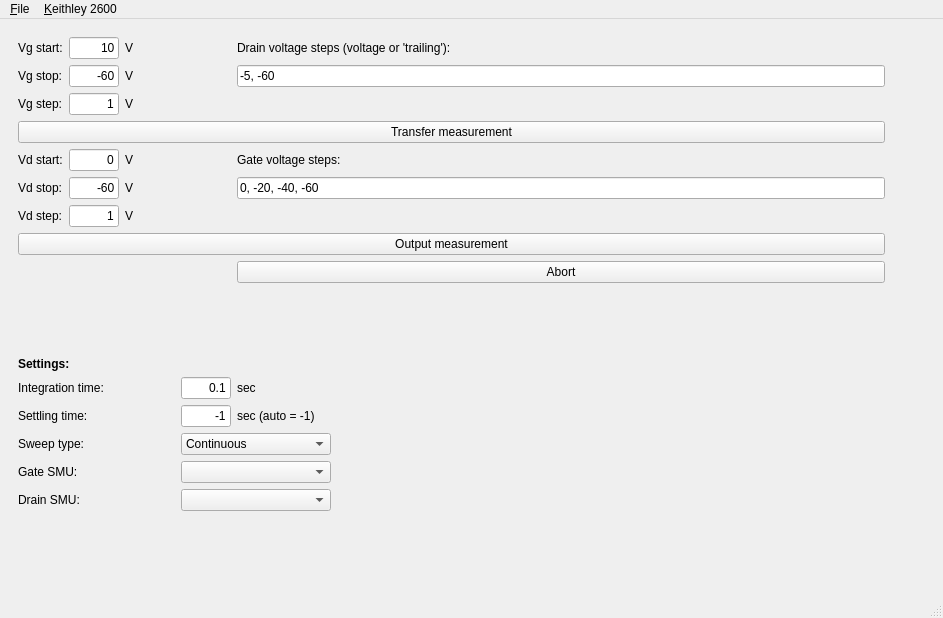
Old version of the form keithley_gui/keithley_window.ui in the repository OE-FET/customxepr.
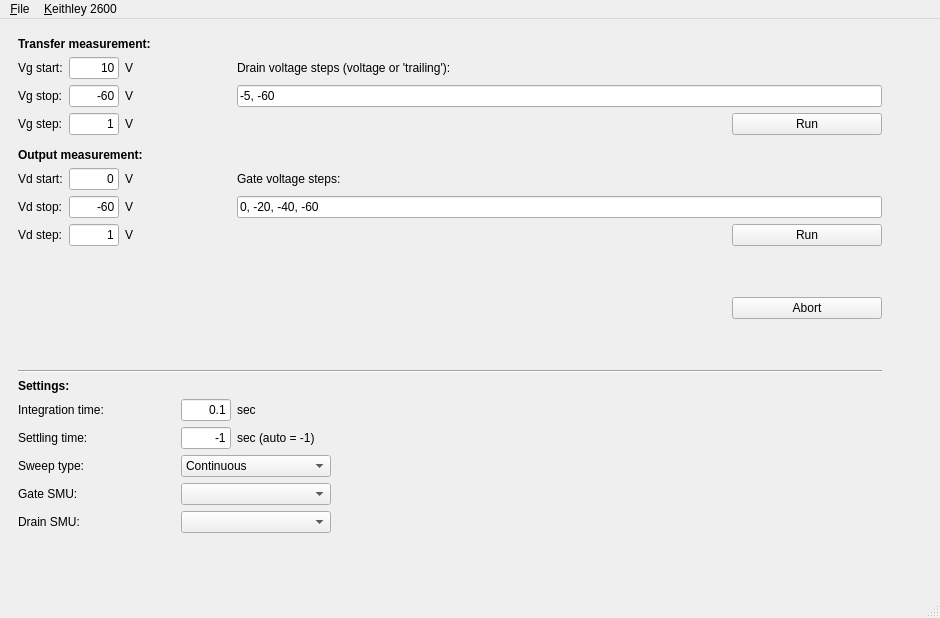
New version of the form.

Diff of the .ui file:
```diff
--- a/keithley_gui/keithley_window.ui
+++ b/keithley_gui/keithley_window.ui
@@ -6,7 +6,7 @@
    <rect>
     <x>0</x>
     <y>0</y>
-    <width>943</width>
+    <width>940</width>
     <height>618</height>
    </rect>
   </property>
@@ -29,7 +29,162 @@
     </property>
     <item>
      <layout class="QGridLayout" name="gridLayout">
-      <item row="15" column="3" colspan="3">
+      <item row="5" column="0" colspan="6">
+       <widget class="QLabel" name="label_24">
+        <property name="font">
+         <font>
+          <weight>75</weight>
+          <bold>true</bold>
+         </font>
+        </property>
+        <property name="text">
+         <string>Output measurement:</string>
+        </property>
+       </widget>
+      </item>
+      <item row="10" column="0" colspan="5">
+       <spacer name="horizontalSpacer_4">
+        <property name="orientation">
+         <enum>Qt::Horizontal</enum>
+        </property>
+        <property name="sizeHint" stdset="0">
+         <size>
+          <width>40</width>
+          <height>20</height>
+         </size>
+        </property>
+       </spacer>
+      </item>
+      <item row="4" column="0" colspan="6">
+       <spacer name="verticalSpacer">
+        <property name="orientation">
+         <enum>Qt::Vertical</enum>
+        </property>
+       </spacer>
+      </item>
+      <item row="11" column="0" colspan="6">
+       <spacer name="verticalSpacer_3">
+        <property name="orientation">
+         <enum>Qt::Vertical</enum>
+        </property>
+        <property name="sizeType">
+         <enum>QSizePolicy::Expanding</enum>
+        </property>
+        <property name="sizeHint" stdset="0">
+         <size>
+          <width>0</width>
+          <height>30</height>
+         </size>
+        </property>
+       </spacer>
+      </item>
+      <item row="8" column="5" alignment="Qt::AlignRight">
+       <widget class="QPushButton" name="pushButtonOutput">
+        <property name="sizePolicy">
+         <sizepolicy hsizetype="Preferred" vsizetype="Fixed">
+          <horstretch>0</horstretch>
+          <verstretch>0</verstretch>
+         </sizepolicy>
+        </property>
+        <property name="minimumSize">
+         <size>
+          <width>150</width>
+          <height>0</height>
+         </size>
+        </property>
+        <property name="maximumSize">
+         <size>
+          <width>150</width>
+          <height>16777215</height>
+         </size>
+        </property>
+        <property name="text">
+         <string>Run</string>
+        </property>
+       </widget>
+      </item>
+      <item row="0" column="0" colspan="6">
+       <widget class="QLabel" name="label_23">
+        <property name="font">
+         <font>
+          <weight>75</weight>
+          <bold>true</bold>
+         </font>
+        </property>
+        <property name="text">
+         <string>Transfer measurement:</string>
+        </property>
+       </widget>
+      </item>
+      <item row="9" column="0" colspan="6">
+       <spacer name="verticalSpacer_4">
+        <property name="orientation">
+         <enum>Qt::Vertical</enum>
+        </property>
+        <property name="sizeHint" stdset="0">
+         <size>
+          <width>0</width>
+          <height>10</height>
+         </size>
+        </property>
+       </spacer>
+      </item>
+      <item row="6" column="3" rowspan="3" colspan="2">
+       <spacer name="horizontalSpacer_2">
+        <property name="orientation">
+         <enum>Qt::Horizontal</enum>
+        </property>
+        <property name="sizeHint" stdset="0">
+         <size>
+          <width>40</width>
+          <height>20</height>
+         </size>
+        </property>
+       </spacer>
+      </item>
+      <item row="15" column="5">
+       <widget class="QLabel" name="label_21">
+        <property name="text">
+         <string>sec (auto = -1)</string>
+        </property>
+       </widget>
+      </item>
+      <item row="15" column="3" colspan="2" alignment="Qt::AlignRight">
+       <widget class="QLineEdit" name="lineEditSettling">
+        <property name="maximumSize">
+         <size>
+          <width>50</width>
+          <height>16777215</height>
+         </size>
+        </property>
+        <property name="text">
+         <string>-1</string>
+        </property>
+        <property name="alignment">
+         <set>Qt::AlignRight|Qt::AlignTrailing|Qt::AlignVCenter</set>
+        </property>
+       </widget>
+      </item>
+      <item row="2" column="2">
+       <widget class="QLabel" name="label_16">
+        <property name="sizePolicy">
+         <sizepolicy hsizetype="Expanding" vsizetype="Preferred">
+          <horstretch>0</horstretch>
+          <verstretch>0</verstretch>
+         </sizepolicy>
+        </property>
+        <property name="maximumSize">
+         <size>
+          <width>50</width>
+          <height>16777215</height>
+         </size>
+        </property>
+        <property name="text">
+         <string>V</string>
+        </property>
+       </widget>
+      </item>
+      <item row="18" column="3" colspan="3">
        <widget class="QComboBox" name="comboBoxDrainSMU">
         <property name="maximumSize">
          <size>
@@ -42,14 +197,21 @@
         </property>
        </widget>
       </item>
-      <item row="15" column="0" colspan="3">
+      <item row="2" column="5">
+       <widget class="QLineEdit" name="lineEditVdList">
+        <property name="text">
+         <string>-5, -60</string>
+        </property>
+       </widget>
+      </item>
+      <item row="18" column="0" colspan="3">
        <widget class="QLabel" name="label_22">
         <property name="text">
          <string>Drain SMU:</string>
         </property>
        </widget>
       </item>
-      <item row="5" column="1">
+      <item row="7" column="1">
        <widget class="QLineEdit" name="lineEditVdStop">
         <property name="maximumSize">
          <size>
@@ -65,8 +227,132 @@
         </property>
        </widget>
       </item>
-      <item row="2" column="5">
-       <spacer name="horizontalSpacer_5">
+      <item row="3" column="2">
+       <widget class="QLabel" name="label_17">
+        <property name="sizePolicy">
+         <sizepolicy hsizetype="Expanding" vsizetype="Preferred">
+          <horstretch>0</horstretch>
+          <verstretch>0</verstretch>
+         </sizepolicy>
+        </property>
+        <property name="maximumSize">
+         <size>
+          <width>50</width>
+          <height>16777215</height>
+         </size>
+        </property>
+        <property name="text">
+         <string>V</string>
+        </property>
+       </widget>
+      </item>
+      <item row="2" column="1">
+       <widget class="QLineEdit" name="lineEditVgStop">
+        <property name="minimumSize">
+         <size>
+          <width>50</width>
+          <height>0</height>
+         </size>
+        </property>
+        <property name="maximumSize">
+         <size>
+          <width>50</width>
+          <height>16777215</height>
+         </size>
+        </property>
+        <property name="text">
+         <string>-60</string>
+        </property>
+        <property name="alignment">
+         <set>Qt::AlignRight|Qt::AlignTrailing|Qt::AlignVCenter</set>
+        </property>
+       </widget>
+      </item>
+      <item row="13" column="0" colspan="6">
+       <widget class="QLabel" name="label_12">
+        <property name="font">
+         <font>
+          <weight>75</weight>
+          <bold>true</bold>
+         </font>
+        </property>
+        <property name="text">
+         <string>Settings:</string>
+        </property>
+       </widget>
+      </item>
+      <item row="19" column="0" colspan="6">
+       <spacer name="verticalSpacer_2">
+        <property name="orientation">
+         <enum>Qt::Vertical</enum>
+        </property>
+        <property name="sizeType">
+         <enum>QSizePolicy::Expanding</enum>
+        </property>
+        <property name="sizeHint" stdset="0">
+         <size>
+          <width>0</width>
+          <height>30</height>
+         </size>
+        </property>
+       </spacer>
+      </item>
+      <item row="6" column="5">
+       <widget class="QLabel" name="label_10">
+        <property name="text">
+         <string>Gate voltage steps:</string>
+        </property>
+       </widget>
+      </item>
+      <item row="6" column="2">
+       <widget class="QLabel" name="label_13">
+        <property name="sizePolicy">
+         <sizepolicy hsizetype="Expanding" vsizetype="Preferred">
+          <horstretch>0</horstretch>
+          <verstretch>0</verstretch>
+         </sizepolicy>
+        </property>
+        <property name="maximumSize">
+         <size>
+          <width>50</width>
+          <height>16777215</height>
+         </size>
+        </property>
+        <property name="text">
+         <string>V</string>
+        </property>
+       </widget>
+      </item>
+      <item row="8" column="0">
+       <widget class="QLabel" name="label_11">
+        <property name="text">
+         <string>Vd step:</string>
+        </property>
+       </widget>
+      </item>
+      <item row="3" column="0">
+       <widget class="QLabel" name="label_7">
+        <property name="text">
+         <string>Vg step:</string>
+        </property>
+       </widget>
+      </item>
+      <item row="7" column="0">
+       <widget class="QLabel" name="label_9">
+        <property name="text">
+         <string>Vd stop:</string>
+        </property>
+       </widget>
+      </item>
+      <item row="14" column="0" colspan="3">
+       <widget class="QLabel" name="label">
+        <property name="text">
+         <string>Integration time:</string>
+        </property>
+       </widget>
+      </item>
+      <item row="1" column="3" rowspan="3" colspan="2">
+       <spacer name="horizontalSpacer">
         <property name="orientation">
          <enum>Qt::Horizontal</enum>
         </property>
@@ -78,31 +364,48 @@
         </property>
        </spacer>
       </item>
+      <item row="16" column="0" colspan="3">
+       <widget class="QLabel" name="label_4">
+        <property name="text">
+         <string>Sweep type:</string>
+        </property>
+       </widget>
+      </item>
       <item row="1" column="5">
-       <widget class="QLineEdit" name="lineEditVdList">
+       <widget class="QLabel" name="label_3">
         <property name="text">
-         <string>-5, -60</string>
+         <string>Drain voltage steps (voltage or 'trailing'):</string>
         </property>
        </widget>
       </item>
-      <item row="9" column="0" colspan="6">
-       <spacer name="verticalSpacer_3">
-        <property name="orientation">
-         <enum>Qt::Vertical</enum>
+      <item row="16" column="3" colspan="3">
+       <widget class="QComboBox" name="comboBoxSweepType">
+        <property name="maximumSize">
+         <size>
+          <width>150</width>
+          <height>16777215</height>
+         </size>
         </property>
-        <property name="sizeType">
-         <enum>QSizePolicy::Expanding</enum>
-        </property>
-        <property name="sizeHint" stdset="0">
+        <item>
+         <property name="text">
+          <string>Continuous</string>
+         </property>
+        </item>
+        <item>
+         <property name="text">
+          <string>Pulsed</string>
+         </property>
+        </item>
+       </widget>
+      </item>
+      <item row="8" column="1">
+       <widget class="QLineEdit" name="lineEditVdStep">
+        <property name="minimumSize">
          <size>
-          <width>0</width>
+          <width>50</width>
           <height>0</height>
          </size>
         </property>
-       </spacer>
-      </item>
-      <item row="12" column="3" colspan="2" alignment="Qt::AlignRight">
-       <widget class="QLineEdit" name="lineEditSettling">
         <property name="maximumSize">
          <size>
           <width>50</width>
@@ -110,7 +413,7 @@
          </size>
         </property>
         <property name="text">
-         <string>-1</string>
+         <string>1</string>
         </property>
         <property name="alignment">
          <set>Qt::AlignRight|Qt::AlignTrailing|Qt::AlignVCenter</set>
@@ -118,7 +421,7 @@
        </widget>
       </item>
       <item row="1" column="2">
-       <widget class="QLabel" name="label_16">
+       <widget class="QLabel" name="label_14">
         <property name="sizePolicy">
          <sizepolicy hsizetype="Expanding" vsizetype="Preferred">
           <horstretch>0</horstretch>
@@ -136,40 +439,94 @@
         </property>
        </widget>
       </item>
-      <item row="12" column="5">
-       <widget class="QLabel" name="label_21">
+      <item row="10" column="5" alignment="Qt::AlignRight">
+       <widget class="QPushButton" name="pushButtonAbort">
+        <property name="minimumSize">
+         <size>
+          <width>150</width>
+          <height>0</height>
+         </size>
+        </property>
+        <property name="maximumSize">
+         <size>
+          <width>150</width>
+          <height>16777215</height>
+         </size>
+        </property>
         <property name="text">
-         <string>sec (auto = -1)</string>
+         <string>Abort</string>
         </property>
        </widget>
       </item>
-      <item row="4" column="3" rowspan="3" colspan="2">
-       <spacer name="horizontalSpacer_2">
-        <property name="orientation">
-         <enum>Qt::Horizontal</enum>
-        </property>
-        <property name="sizeHint" stdset="0">
+      <item row="14" column="3" colspan="2">
+       <widget class="QLineEdit" name="lineEditInt">
+        <property name="minimumSize">
          <size>
           <width>40</width>
-          <height>20</height>
+          <height>0</height>
          </size>
         </property>
-       </spacer>
+        <property name="maximumSize">
+         <size>
+          <width>50</width>
+          <height>16777215</height>
+         </size>
+        </property>
+        <property name="text">
+         <string>0.1</string>
+        </property>
+        <property name="alignment">
+         <set>Qt::AlignRight|Qt::AlignTrailing|Qt::AlignVCenter</set>
+        </property>
+       </widget>
       </item>
-      <item row="3" column="0" colspan="6">
-       <widget class="QPushButton" name="pushButtonTransfer">
+      <item row="15" column="0" colspan="3">
+       <widget class="QLabel" name="label_20">
+        <property name="text">
+         <string>Settling time:</string>
+        </property>
+       </widget>
+      </item>
+      <item row="7" column="2">
+       <widget class="QLabel" name="label_15">
         <property name="sizePolicy">
-         <sizepolicy hsizetype="Preferred" vsizetype="Fixed">
+         <sizepolicy hsizetype="Expanding" vsizetype="Preferred">
           <horstretch>0</horstretch>
           <verstretch>0</verstretch>
          </sizepolicy>
         </property>
+        <property name="maximumSize">
+         <size>
+          <width>50</width>
+          <height>16777215</height>
+         </size>
+        </property>
         <property name="text">
-         <string>Transfer measurement</string>
+         <string>V</string>
         </property>
        </widget>
       </item>
-      <item row="2" column="1">
+      <item row="17" column="3" colspan="3">
+       <widget class="QComboBox" name="comboBoxGateSMU">
+        <property name="maximumSize">
+         <size>
+          <width>150</width>
+          <height>16777215</height>
+         </size>
+        </property>
+        <property name="currentText">
+         <string/>
+        </property>
+       </widget>
+      </item>
+      <item row="17" column="0" colspan="3">
+       <widget class="QLabel" name="label_19">
+        <property name="text">
+         <string>Gate SMU:</string>
+        </property>
+       </widget>
+      </item>
+      <item row="3" column="1">
        <widget class="QLineEdit" name="lineEditVgStep">
         <property name="minimumSize">
          <size>
@@ -191,7 +548,7 @@
         </property>
        </widget>
       </item>
-      <item row="11" column="5">
+      <item row="14" column="5">
        <widget class="QLabel" name="label_2">
         <property name="maximumSize">
          <size>
@@ -204,27 +561,43 @@
         </property>
        </widget>
       </item>
-      <item row="0" column="0">
+      <item row="1" column="1">
+       <widget class="QLineEdit" name="lineEditVgStart">
+        <property name="minimumSize">
+         <size>
+          <width>50</width>
+          <height>0</height>
+         </size>
+        </property>
+        <property name="maximumSize">
+         <size>
+          <width>50</width>
+          <height>16777215</height>
+         </size>
+        </property>
+        <property name="text">
+         <string>10</string>
+        </property>
+        <property name="alignment">
+         <set>Qt::AlignRight|Qt::AlignTrailing|Qt::AlignVCenter</set>
+        </property>
+       </widget>
+      </item>
+      <item row="6" column="0">
+       <widget class="QLabel" name="label_8">
+        <property name="text">
+         <string>Vd start:</string>
+        </property>
+       </widget>
+      </item>
+      <item row="1" column="0">
        <widget class="QLabel" name="label_5">
         <property name="text">
          <string>Vg start:</string>
         </property>
        </widget>
       </item>
-      <item row="7" column="0" colspan="6">
-       <widget class="QPushButton" name="pushButtonOutput">
-        <property name="sizePolicy">
-         <sizepolicy hsizetype="Preferred" vsizetype="Fixed">
-          <horstretch>0</horstretch>
-          <verstretch>0</verstretch>
-         </sizepolicy>
-        </property>
-        <property name="text">
-         <string>Output measurement</string>
-        </property>
-       </widget>
-      </item>
-      <item row="4" column="1">
+      <item row="6" column="1">
        <widget class="QLineEdit" name="lineEditVdStart">
         <property name="maximumSize">
          <size>
@@ -240,96 +613,21 @@
         </property>
        </widget>
       </item>
-      <item row="4" column="0">
-       <widget class="QLabel" name="label_8">
-        <property name="text">
-         <string>Vd start:</string>
-        </property>
-       </widget>
-      </item>
-      <item row="5" column="2">
-       <widget class="QLabel" name="label_15">
-        <property name="sizePolicy">
-         <sizepolicy hsizetype="Expanding" vsizetype="Preferred">
-          <horstretch>0</horstretch>
-          <verstretch>0</verstretch>
-         </sizepolicy>
-        </property>
-        <property name="maximumSize">
-         <size>
-          <width>50</width>
-          <height>16777215</height>
-         </size>
-        </property>
-        <property name="text">
-         <string>V</string>
-        </property>
-       </widget>
-      </item>
-      <item row="14" column="0" colspan="3">
-       <widget class="QLabel" name="label_19">
-        <property name="text">
-         <string>Gate SMU:</string>
-        </property>
-       </widget>
-      </item>
-      <item row="0" column="1">
-       <widget class="QLineEdit" name="lineEditVgStart">
-        <property name="minimumSize">
-         <size>
-          <width>50</width>
-          <height>0</height>
-         </size>
-        </property>
-        <property name="maximumSize">
-         <size>
-          <width>50</width>
-          <height>16777215</height>
-         </size>
-        </property>
-        <property name="text">
-         <string>10</string>
-        </property>
-        <property name="alignment">
-         <set>Qt::AlignRight|Qt::AlignTrailing|Qt::AlignVCenter</set>
-        </property>
-       </widget>
-      </item>
-      <item row="12" column="0" colspan="3">
-       <widget class="QLabel" name="label_20">
-        <property name="text">
-         <string>Settling time:</string>
-        </property>
-       </widget>
-      </item>
-      <item row="5" column="5">
-       <widget class="QLineEdit" name="lineEditVgList">
-        <property name="text">
-         <string>0, -20, -40, -60</string>
-        </property>
-       </widget>
-      </item>
-      <item row="1" column="0">
+      <item row="2" column="0">
        <widget class="QLabel" name="label_6">
         <property name="text">
          <string>Vg stop:</string>
         </property>
        </widget>
       </item>
-      <item row="6" column="5">
-       <spacer name="horizontalSpacer_4">
-        <property name="orientation">
-         <enum>Qt::Horizontal</enum>
+      <item row="7" column="5">
+       <widget class="QLineEdit" name="lineEditVgList">
+        <property name="text">
+         <string>0, -20, -40, -60</string>
         </property>
-        <property name="sizeHint" stdset="0">
-         <size>
-          <width>40</width>
-          <height>20</height>
-         </size>
-        </property>
-       </spacer>
+       </widget>
       </item>
-      <item row="6" column="2">
+      <item row="8" column="2">
        <widget class="QLabel" name="label_18">
         <property name="sizePolicy">
          <sizepolicy hsizetype="Expanding" vsizetype="Preferred">
@@ -348,257 +646,35 @@
         </property>
        </widget>
       </item>
-      <item row="14" column="3" colspan="3">
-       <widget class="QComboBox" name="comboBoxGateSMU">
-        <property name="maximumSize">
-         <size>
-          <width>150</width>
-          <height>16777215</height>
-         </size>
-        </property>
-        <property name="currentText">
-         <string/>
-        </property>
-       </widget>
-      </item>
-      <item row="11" column="3" colspan="2">
-       <widget class="QLineEdit" name="lineEditInt">
-        <property name="minimumSize">
-         <size>
-          <width>40</width>
-          <height>0</height>
-         </size>
-        </property>
-        <property name="maximumSize">
-         <size>
-          <width>50</width>
-          <height>16777215</height>
-         </size>
-        </property>
-        <property name="text">
-         <string>0.1</string>
-        </property>
-        <property name="alignment">
-         <set>Qt::AlignRight|Qt::AlignTrailing|Qt::AlignVCenter</set>
-        </property>
-       </widget>
-      </item>
-      <item row="8" column="5">
-       <widget class="QPushButton" name="pushButtonAbort">
-        <property name="text">
-         <string>Abort</string>
-        </property>
-       </widget>
-      </item>
-      <item row="0" column="2">
-       <widget class="QLabel" name="label_14">
+      <item row="3" column="5" alignment="Qt::AlignRight">
+       <widget class="QPushButton" name="pushButtonTransfer">
         <property name="sizePolicy">
-         <sizepolicy hsizetype="Expanding" vsizetype="Preferred">
+         <sizepolicy hsizetype="Preferred" vsizetype="Fixed">
           <horstretch>0</horstretch>
           <verstretch>0</verstretch>
          </sizepolicy>
         </property>
-        <property name="maximumSize">
-         <size>
-          <width>50</width>
-          <height>16777215</height>
-         </size>
-        </property>
-        <property name="text">
-         <string>V</string>
-        </property>
-       </widget>
-      </item>
-      <item row="6" column="1">
-       <widget class="QLineEdit" name="lineEditVdStep">
         <property name="minimumSize">
          <size>
-          <width>50</width>
+          <width>150</width>
           <height>0</height>
          </size>
         </property>
         <property name="maximumSize">
          <size>
-          <width>50</width>
-          <height>16777215</height>
-         </size>
-        </property>
-        <property name="text">
-         <string>1</string>
-        </property>
-        <property name="alignment">
-         <set>Qt::AlignRight|Qt::AlignTrailing|Qt::AlignVCenter</set>
-        </property>
-       </widget>
-      </item>
-      <item row="13" column="3" colspan="3">
-       <widget class="QComboBox" name="comboBoxSweepType">
-        <property name="maximumSize">
-         <size>
           <width>150</width>
           <height>16777215</height>
          </size>
         </property>
-        <item>
-         <property name="text">
-          <string>Continuous</string>
-         </property>
-        </item>
-        <item>
-         <property name="text">
-          <string>Pulsed</string>
-         </property>
-        </item>
-       </widget>
-      </item>
-      <item row="0" column="5">
-       <widget class="QLabel" name="label_3">
         <property name="text">
-         <string>Drain voltage steps (voltage or 'trailing'):</string>
+         <string>Run</string>
         </property>
        </widget>
       </item>
-      <item row="13" column="0" colspan="3">
-       <widget class="QLabel" name="label_4">
-        <property name="text">
-         <string>Sweep type:</string>
-        </property>
-       </widget>
-      </item>
-      <item row="0" column="3" rowspan="3" colspan="2">
-       <spacer name="horizontalSpacer">
+      <item row="12" column="0" colspan="6">
+       <widget class="Line" name="line">
         <property name="orientation">
          <enum>Qt::Horizontal</enum>
-        </property>
-        <property name="sizeHint" stdset="0">
-         <size>
-          <width>40</width>
-          <height>20</height>
-         </size>
-        </property>
-       </spacer>
-      </item>
-      <item row="11" column="0" colspan="3">
-       <widget class="QLabel" name="label">
-        <property name="text">
-         <string>Integration time:</string>
-        </property>
-       </widget>
-      </item>
-      <item row="5" column="0">
-       <widget class="QLabel" name="label_9">
-        <property name="text">
-         <string>Vd stop:</string>
-        </property>
-       </widget>
-      </item>
-      <item row="2" column="0">
-       <widget class="QLabel" name="label_7">
-        <property name="text">
-         <string>Vg step:</string>
-        </property>
-       </widget>
-      </item>
-      <item row="6" column="0">
-       <widget class="QLabel" name="label_11">
-        <property name="text">
-         <string>Vd step:</string>
-        </property>
-       </widget>
-      </item>
-      <item row="4" column="2">
-       <widget class="QLabel" name="label_13">
-        <property name="sizePolicy">
-         <sizepolicy hsizetype="Expanding" vsizetype="Preferred">
-          <horstretch>0</horstretch>
-          <verstretch>0</verstretch>
-         </sizepolicy>
-        </property>
-        <property name="maximumSize">
-         <size>
-          <width>50</width>
-          <height>16777215</height>
-         </size>
-        </property>
-        <property name="text">
-         <string>V</string>
-        </property>
-       </widget>
-      </item>
-      <item row="4" column="5">
-       <widget class="QLabel" name="label_10">
-        <property name="text">
-         <string>Gate voltage steps:</string>
-        </property>
-       </widget>
-      </item>
-      <item row="16" column="0" colspan="6">
-       <spacer name="verticalSpacer_2">
-        <property name="orientation">
-         <enum>Qt::Vertical</enum>
-        </property>
-        <property name="sizeType">
-         <enum>QSizePolicy::Expanding</enum>
-        </property>
-        <property name="sizeHint" stdset="0">
-         <size>
-          <width>0</width>
-          <height>0</height>
-         </size>
-        </property>
-       </spacer>
-      </item>
-      <item row="10" column="0" colspan="6">
-       <widget class="QLabel" name="label_12">
-        <property name="font">
-         <font>
-          <weight>75</weight>
-          <bold>true</bold>
-         </font>
-        </property>
-        <property name="text">
-         <string>Settings:</string>
-        </property>
-       </widget>
-      </item>
-      <item row="1" column="1">
-       <widget class="QLineEdit" name="lineEditVgStop">
-        <property name="minimumSize">
-         <size>
-          <width>50</width>
-          <height>0</height>
-         </size>
-        </property>
-        <property name="maximumSize">
-         <size>
-          <width>50</width>
-          <height>16777215</height>
-         </size>
-        </property>
-        <property name="text">
-         <string>-60</string>
-        </property>
-        <property name="alignment">
-         <set>Qt::AlignRight|Qt::AlignTrailing|Qt::AlignVCenter</set>
-        </property>
-       </widget>
-      </item>
-      <item row="2" column="2">
-       <widget class="QLabel" name="label_17">
-        <property name="sizePolicy">
-         <sizepolicy hsizetype="Expanding" vsizetype="Preferred">
-          <horstretch>0</horstretch>
-          <verstretch>0</verstretch>
-         </sizepolicy>
-        </property>
-        <property name="maximumSize">
-         <size>
-          <width>50</width>
-          <height>16777215</height>
-         </size>
-        </property>
-        <property name="text">
-         <string>V</string>
         </property>
        </widget>
       </item>
@@ -631,7 +707,7 @@
     <rect>
      <x>0</x>
      <y>0</y>
-     <width>943</width>
+     <width>940</width>
      <height>22</height>
     </rect>
    </property>
```
